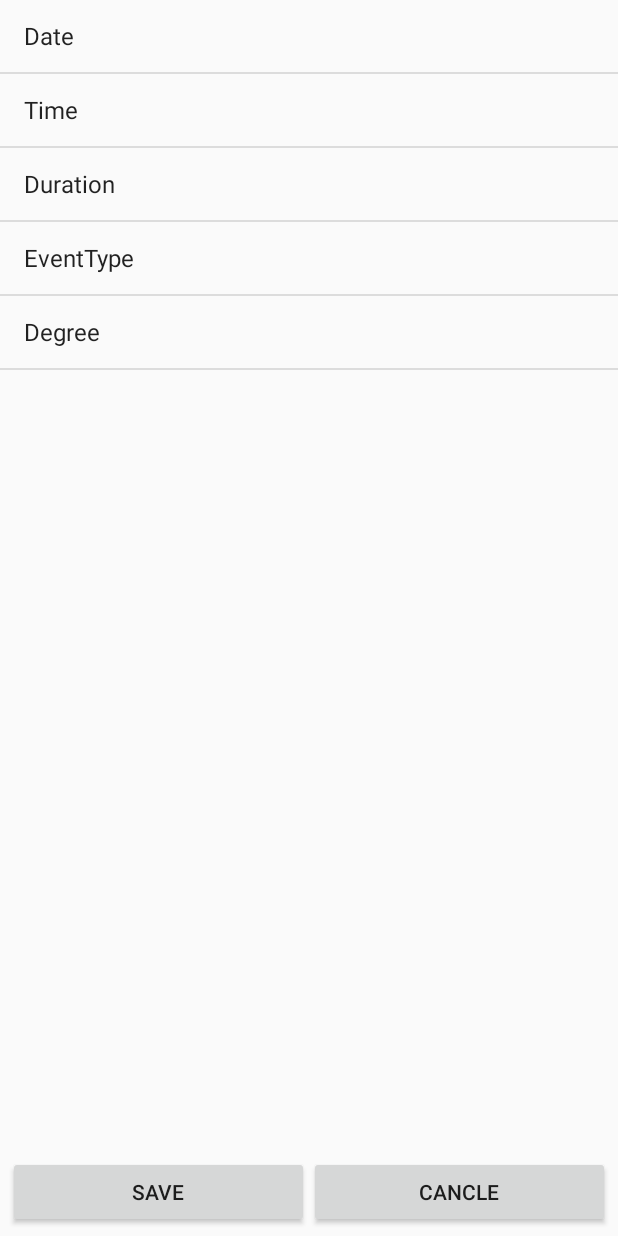
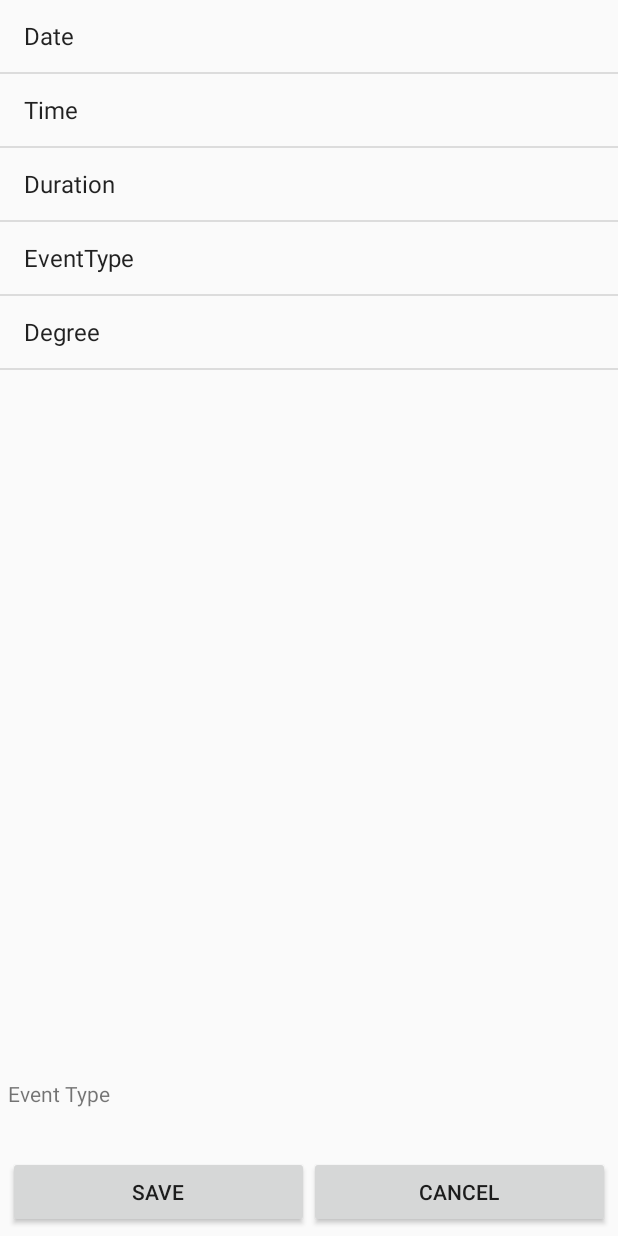
Before and after one commit to justiceamoh/AsthmaGuard, an Android app: the DisplayEntryActivity screen opened directly, with no data from a screen before it, on a phone screen of 412 x 824 dp. Run offline under Robolectric (Android 15) with nearby library versions, the phone set to English and light mode, and no system bars.

Commit message:
added images

```diff
--- a/app/src/main/res/layout/activity_display.xml
+++ b/app/src/main/res/layout/activity_display.xml
@@ -12,6 +12,39 @@
         android:entries="@array/input_items" >
 
     </ListView>
+
+    <TextView
+        android:layout_width="match_parent"
+        android:layout_height="wrap_content"
+        android:layout_margin="5dp"
+        android:text="@string/eventTypelist" >
+    </TextView>
+
+
+    <LinearLayout
+        android:layout_width="match_parent"
+        android:layout_height="wrap_content"
+        android:layout_margin="5dp"
+        android:orientation="horizontal" >
+
+        <LinearLayout
+            android:layout_width="match_parent"
+            android:layout_height="wrap_content"
+            android:layout_margin="5dp"
+            android:orientation="horizontal" >
+
+
+        </LinearLayout>
+        <LinearLayout
+            android:layout_width="match_parent"
+            android:layout_height="wrap_content"
+            android:layout_margin="5dp"
+            android:orientation="horizontal" >
+
+
+        </LinearLayout>
+    </LinearLayout>
+
 
     <LinearLayout
         android:layout_width="match_parent"
@@ -35,7 +68,7 @@
             android:layout_height="wrap_content"
             android:layout_weight="1"
             android:onClick="onCancelClicked"
-            android:text="CANCLE" >
+            android:text="CANCEL" >
         </Button>
     </LinearLayout>
 
```
Also changed, not shown: app/src/main/res/drawable-xhdpi/about.png (added), app/src/main/res/drawable-xhdpi/ambulance.png (added), app/src/main/res/drawable-xhdpi/help.png (added), app/src/main/res/drawable-xhdpi/home.png (added), app/src/main/res/drawable-xhdpi/resources.png (added), app/src/main/res/drawable-xhdpi/sharing.png (added), app/src/main/res/drawable-xhdpi/userfrofile.png (added).
